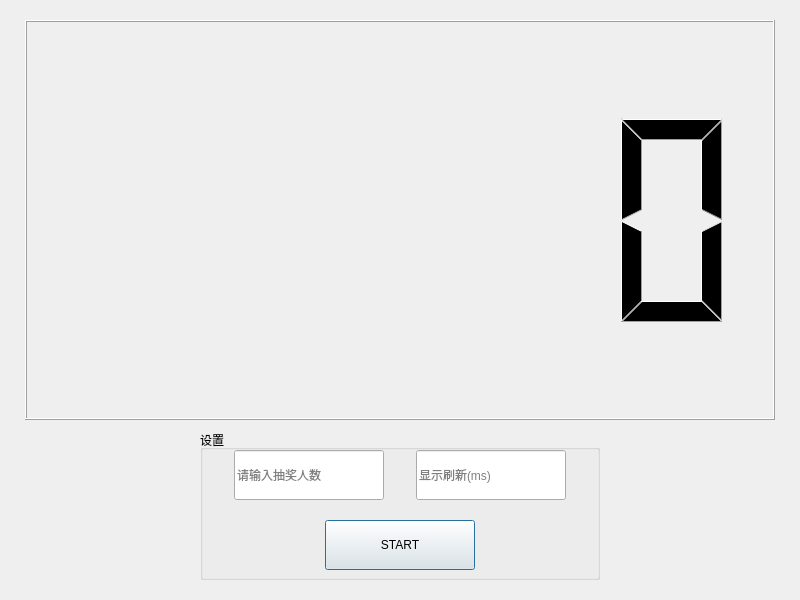
Old version of the form NAchoujiang/dialog.ui in the repository opandad/choujiangqi.
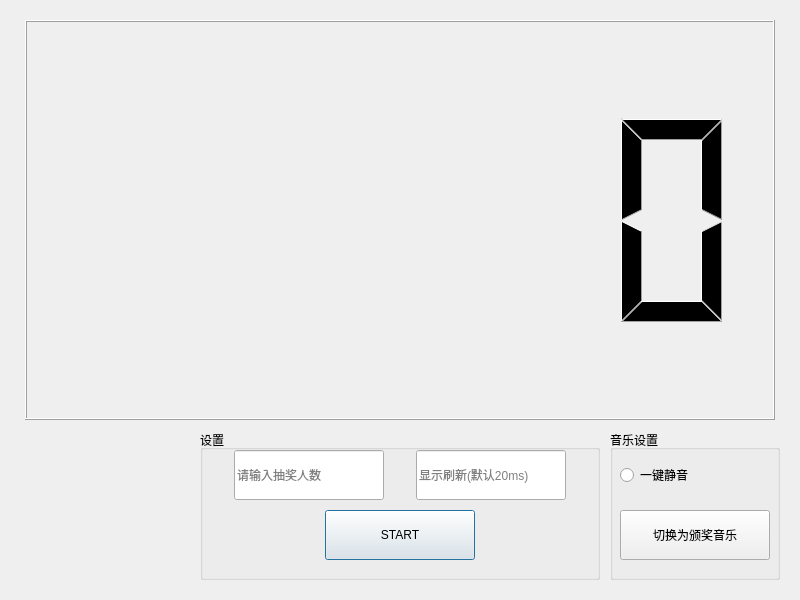
New version of the form. Icons and pictures are not drawn.

```diff
--- a/NAchoujiang/dialog.ui
+++ b/NAchoujiang/dialog.ui
@@ -77,7 +77,7 @@
     <property name="geometry">
      <rect>
       <x>125</x>
-      <y>90</y>
+      <y>80</y>
       <width>150</width>
       <height>50</height>
      </rect>
@@ -99,7 +99,46 @@
      <number>-3</number>
     </property>
     <property name="placeholderText">
-     <string>显示刷新(ms)</string>
+     <string>显示刷新(默认20ms)</string>
+    </property>
+   </widget>
+  </widget>
+  <widget class="QGroupBox" name="groupBox_2">
+   <property name="geometry">
+    <rect>
+     <x>610</x>
+     <y>430</y>
+     <width>170</width>
+     <height>150</height>
+    </rect>
+   </property>
+   <property name="title">
+    <string>音乐设置</string>
+   </property>
+   <widget class="QPushButton" name="music">
+    <property name="geometry">
+     <rect>
+      <x>10</x>
+      <y>80</y>
+      <width>150</width>
+      <height>50</height>
+     </rect>
+    </property>
+    <property name="text">
+     <string>切换为颁奖音乐</string>
+    </property>
+   </widget>
+   <widget class="QRadioButton" name="radioButton">
+    <property name="geometry">
+     <rect>
+      <x>10</x>
+      <y>20</y>
+      <width>150</width>
+      <height>50</height>
+     </rect>
+    </property>
+    <property name="text">
+     <string>一键静音</string>
     </property>
    </widget>
   </widget>
```
